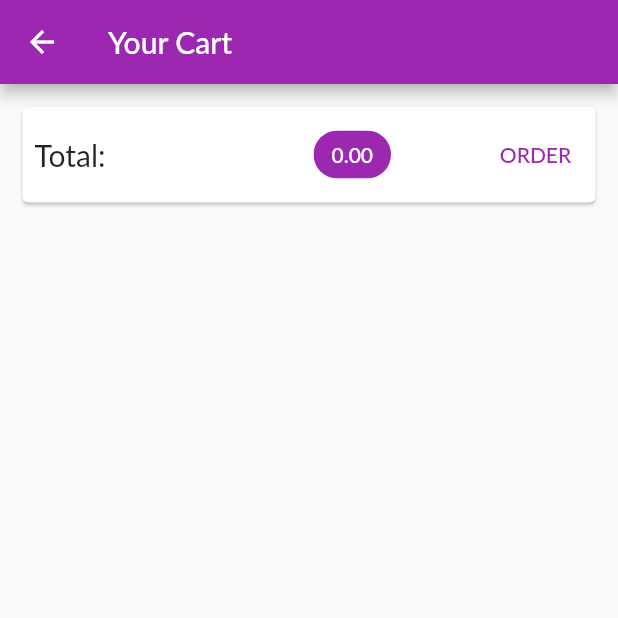
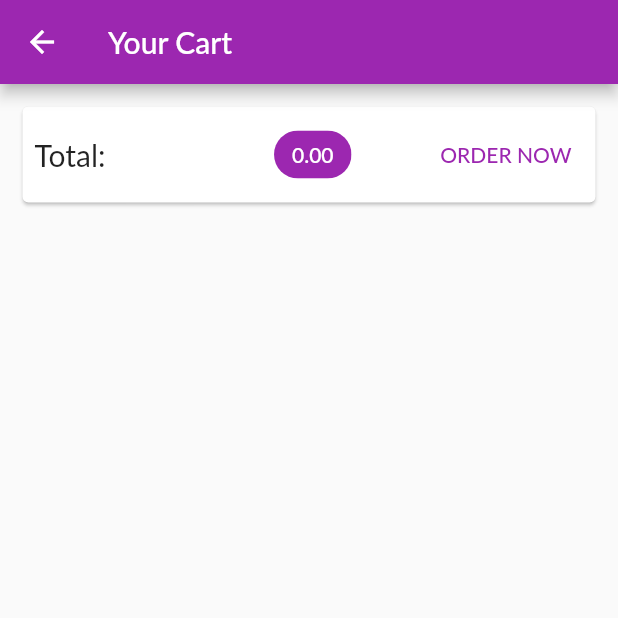
Before and after one commit to Abdusamad98/shop_app, a Flutter app: the CartScreen screen opened by its route, on a phone screen of 412 x 824 dp, the top half of it. Run offline on Flutter 3.47's test engine with Material 2 defaults, Android fonts, the phone set to English and light mode, and no system bars; network calls fail; Roboto replaces fonts that are missing (Lato).

```diff
--- a/lib/screens/cart_screen.dart
+++ b/lib/screens/cart_screen.dart
@@ -40,18 +40,7 @@ class CartScreen extends StatelessWidget {
                     ),
                     backgroundColor: Theme.of(context).primaryColor,
                   ),
-                  TextButton(
-                    onPressed: () {
-                      Provider.of<Orders>(context,listen: false)
-                          .addOrder(cart.items.values.toList(), cart.getTotal);
-                      cart.clear();
-
-                    },
-                    child: Text(
-                      'ORDER',
-                      style: TextStyle(color: Theme.of(context).primaryColor),
-                    ),
-                  ),
+                  OrderButton(cart: cart),
                 ],
               ),
             ),
@@ -75,3 +64,44 @@ class CartScreen extends StatelessWidget {
     );
   }
 }
+
+class OrderButton extends StatefulWidget {
+  const OrderButton({
+    Key key,
+    @required this.cart,
+  }) : super(key: key);
+
+  final Cart cart;
+
+  @override
+  _OrderButtonState createState() => _OrderButtonState();
+}
+
+class _OrderButtonState extends State<OrderButton> {
+  var _isLoading = false;
+
+  @override
+  Widget build(BuildContext context) {
+    return TextButton(
+      onPressed: (widget.cart.getTotal <= 0 || _isLoading)
+          ? null
+          : () async {
+              setState(() {
+                _isLoading = true;
+              });
+              await Provider.of<Orders>(context, listen: false).addOrder(
+                  widget.cart.items.values.toList(), widget.cart.getTotal);
+              setState(() {
+                _isLoading = false;
+              });
+              widget.cart.clear();
+            },
+      child: _isLoading
+          ? CircularProgressIndicator()
+          : Text(
+              'ORDER NOW',
+              style: TextStyle(color: Theme.of(context).primaryColor),
+            ),
+    );
+  }
+}
--- a/lib/widgets/product_item.dart
+++ b/lib/widgets/product_item.dart
@@ -34,7 +34,7 @@ class ProductItem extends StatelessWidget {
           leading: Consumer<Product>(
             builder: (ctx, product, _) => IconButton(
               icon: Icon(
-                  product.isFavourite ? Icons.favorite : Icons.favorite_border),
+                  product.isFavorite ? Icons.favorite : Icons.favorite_border),
               onPressed: () {
                 product.toggleFavoriteStatus();
               },
```
Also changed, not shown: lib/providers/orders.dart (+53 -4 lines), lib/providers/product.dart (+26 -4 lines), lib/providers/products.dart (+9 -7 lines), lib/screens/edit_product_screen.dart (+4 -4 lines), lib/screens/orders_screen.dart (+41 -6 lines).
